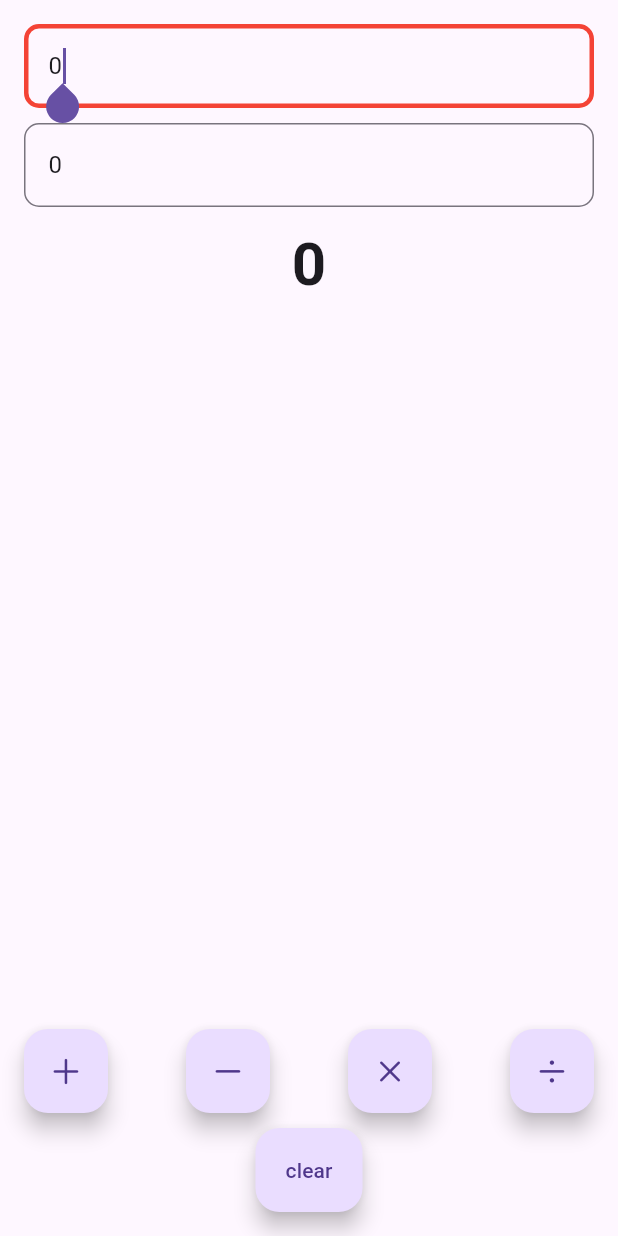
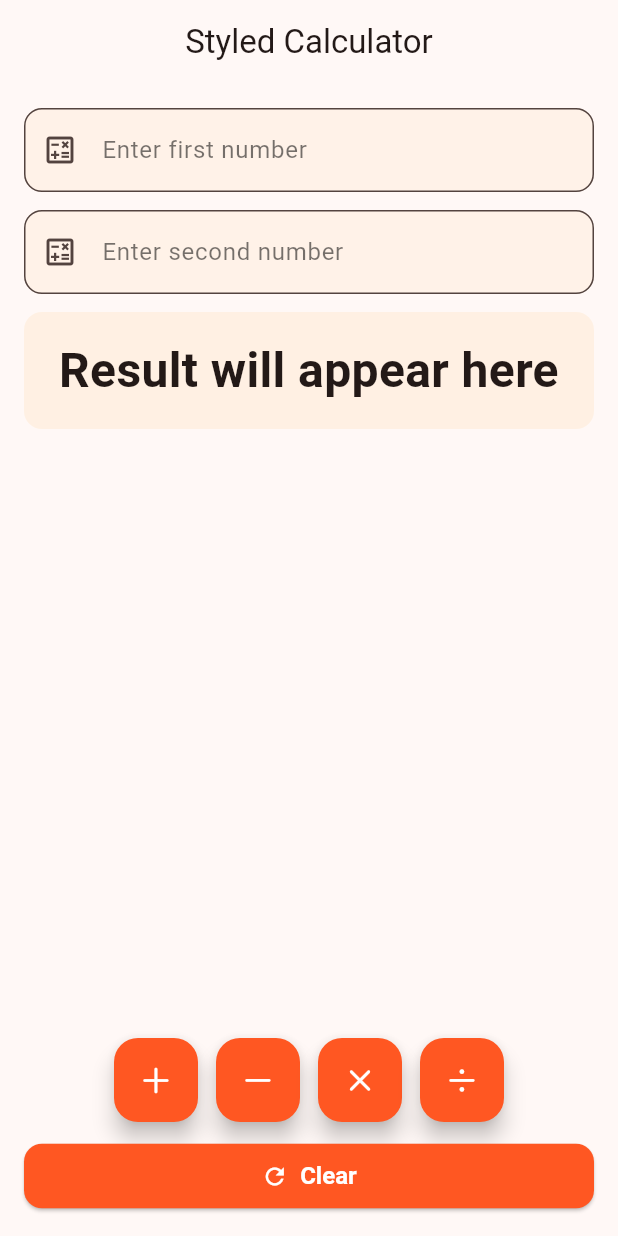
Before and after one commit to santanudas042002/Calculator, a Flutter app: the screen it shows after launch, on a phone screen of 412 x 824 dp. Run offline on Flutter 3.47's test engine with Material 3 defaults, Android fonts, the phone set to English and light mode, and no system bars.

Commit message:
Basic Calculator

```diff
--- a/lib/View/calculator_view.dart
+++ b/lib/View/calculator_view.dart
@@ -9,103 +9,82 @@ class CalculatorView extends StatefulWidget {
 }
 
 class _CalculatorViewState extends State<CalculatorView> {
-  int x = 0;
-  int y = 0;
-  num z = 0;
-
   final displayOneController = TextEditingController();
   final displayTwoController = TextEditingController();
+  num? result;
 
   @override
-  void initState() {
-    super.initState();
-    displayOneController.text = x.toString();
-    displayTwoController.text = y.toString();
+  void dispose() {
+    displayOneController.dispose();
+    displayTwoController.dispose();
+    super.dispose();
+  }
+
+  num _parse(String v) => num.tryParse(v.trim()) ?? 0;
+
+  void _compute(num Function(num a, num b) op) {
+    final a = _parse(displayOneController.text);
+    final b = _parse(displayTwoController.text);
+    setState(() => result = op(a, b));
   }
 
   @override
   Widget build(BuildContext context) {
+    final gap = const SizedBox(height: 12);
+
     return Padding(
-      padding: const EdgeInsets.all(16.0),
+      padding: const EdgeInsets.all(16),
       child: Column(
         children: [
           CalculatorDisplay(
-            hint: "Enter first number",
+            hint: 'Enter first number',
             controller: displayOneController,
           ),
-          SizedBox(height: 10),
+          gap,
           CalculatorDisplay(
-            hint: "Enter second number",
+            hint: 'Enter second number',
             controller: displayTwoController,
           ),
-          SizedBox(height: 10),
-
-          Text(
-            z.toString(),
-            style: TextStyle(fontSize: 40, fontWeight: FontWeight.bold),
+          gap,
+          Container(
+            width: double.infinity,
+            padding: const EdgeInsets.all(16),
+            decoration: BoxDecoration(
+              color: Colors.orange.withOpacity(0.08),
+              borderRadius: BorderRadius.circular(12),
+            ),
+            child: Text(
+              result == null ? 'Result will appear here' : '$result',
+              textAlign: TextAlign.center,
+              style: const TextStyle(
+                fontSize: 32,
+                fontWeight: FontWeight.bold,
+              ),
+            ),
           ),
-
-          Spacer(),
-          Row(
-            mainAxisAlignment: MainAxisAlignment.spaceBetween,
+          const Spacer(),
+          Wrap(
+            spacing: 12,
+            runSpacing: 12,
             children: [
-              FloatingActionButton(
-                onPressed: () {
-                  setState(() {
-                    z =
-                        num.tryParse(displayOneController.text)! +
-                        num.tryParse(displayTwoController.text)!;
-                  });
-                },
-                child: Icon(CupertinoIcons.add),
-              ),
-
-              FloatingActionButton(
-                onPressed: () {
-                  setState(() {
-                    z =
-                        num.tryParse(displayOneController.text)! -
-                        num.tryParse(displayTwoController.text)!;
-                  });
-                },
-                child: Icon(CupertinoIcons.minus),
-              ),
-
-              FloatingActionButton(
-                onPressed: () {
-                  setState(() {
-                    z =
-                        num.tryParse(displayOneController.text)! *
-                        num.tryParse(displayTwoController.text)!;
-                  });
-                },
-                child: Icon(CupertinoIcons.multiply),
-              ),
-
-              FloatingActionButton(
-                onPressed: () {
-                  setState(() {
-                    z =
-                        num.tryParse(displayOneController.text)! /
-                        num.tryParse(displayTwoController.text)!;
-                  });
-                },
-                child: Icon(CupertinoIcons.divide),
-              ),
+              _CalcFab(icon: CupertinoIcons.add, onTap: () => _compute((a, b) => a + b)),
+              _CalcFab(icon: CupertinoIcons.minus, onTap: () => _compute((a, b) => a - b)),
+              _CalcFab(icon: CupertinoIcons.multiply, onTap: () => _compute((a, b) => a * b)),
+              _CalcFab(icon: CupertinoIcons.divide, onTap: () => _compute((a, b) => b == 0 ? 0 : a / b)),
             ],
           ),
-          const SizedBox(height: 10),
-          FloatingActionButton.extended(
-            onPressed: () {
-              setState(() {
-                x = 0;
-                y = 0;
-                z = 0;
+          gap,
+          SizedBox(
+            width: double.infinity,
+            child: ElevatedButton.icon(
+              onPressed: () {
                 displayOneController.clear();
                 displayTwoController.clear();
-              });
-            },
-            label: const Text("clear"),
+                setState(() => result = null);
+              },
+              icon: const Icon(Icons.refresh),
+              label: const Text('Clear'),
+            ),
           ),
         ],
       ),
@@ -113,14 +92,29 @@ class _CalculatorViewState extends State<CalculatorView> {
   }
 }
 
+class _CalcFab extends StatelessWidget {
+  const _CalcFab({required this.icon, required this.onTap});
+  final IconData icon;
+  final VoidCallback onTap;
+
+  @override
+  Widget build(BuildContext context) {
+    return FloatingActionButton(
+      heroTag: icon.codePoint,
+      onPressed: onTap,
+      child: Icon(icon),
+    );
+  }
+}
+
 class CalculatorDisplay extends StatelessWidget {
   const CalculatorDisplay({
     super.key,
-    this.hint = "Enter a number",
+    this.hint = 'Enter a number',
     required this.controller,
   });
 
-  final String? hint;
+  final String hint;
   final TextEditingController controller;
 
   @override
@@ -128,18 +122,9 @@ class CalculatorDisplay extends StatelessWidget {
     return TextField(
       controller: controller,
       keyboardType: TextInputType.number,
-      autofocus: true,
       decoration: InputDecoration(
-        border: OutlineInputBorder(
-          borderSide: BorderSide(color: Colors.red, width: 3.0),
-          // BorderRadius must be on OutlineInputBorder and use Radius
-          borderRadius: BorderRadius.all(Radius.circular(10)),
-        ),
-        focusedBorder: OutlineInputBorder(
-          borderSide: BorderSide(color: Colors.red, width: 3.0),
-          borderRadius: BorderRadius.all(Radius.circular(10)),
-        ),
         hintText: hint,
+        prefixIcon: const Icon(Icons.calculate_outlined),
       ),
     );
   }
--- a/lib/View/home_view.dart
+++ b/lib/View/home_view.dart
@@ -1,4 +1,4 @@
-import 'package:firstdemo/View/calculator_view.dart';
+import 'package:firstdemo/view/calculator_view.dart';
 import 'package:flutter/material.dart';
 
 class HomeView extends StatelessWidget {
@@ -7,8 +7,11 @@ class HomeView extends StatelessWidget {
   @override
   Widget build(BuildContext context) {
     return Scaffold(
-       body: SafeArea(
-         child: CalculatorView(),
-       ));
+      appBar: AppBar(
+        title: const Text('Styled Calculator'),
+        centerTitle: true,
+      ),
+      body: const SafeArea(child: CalculatorView()),
+    );
   }
 }
--- a/lib/app/app.dart
+++ b/lib/app/app.dart
@@ -1,15 +1,49 @@
-import 'package:firstdemo/View/home_view.dart';
+import 'package:firstdemo/view/home_view.dart';
 import 'package:flutter/material.dart';
 
-class Myapp extends StatelessWidget {
-  const Myapp({super.key});
+class MyApp extends StatelessWidget {
+  const MyApp({super.key});
 
   @override
   Widget build(BuildContext context) {
+    final theme = ThemeData(
+      colorScheme: ColorScheme.fromSeed(seedColor: Colors.deepOrange),
+      useMaterial3: true,
+      inputDecorationTheme: InputDecorationTheme(
+        filled: true,
+        fillColor: Colors.orange.withOpacity(0.06),
+        hintStyle: const TextStyle(color: Colors.black54),
+        border: OutlineInputBorder(
+          borderRadius: BorderRadius.circular(12),
+          borderSide: const BorderSide(color: Colors.deepOrange, width: 1.2),
+        ),
+        focusedBorder: OutlineInputBorder(
+          borderRadius: BorderRadius.circular(12),
+          borderSide: const BorderSide(color: Colors.deepOrange, width: 2),
+        ),
+      ),
+      elevatedButtonTheme: ElevatedButtonThemeData(
+        style: ElevatedButton.styleFrom(
+          backgroundColor: Colors.deepOrange,
+          foregroundColor: Colors.white,
+          shape:
+          RoundedRectangleBorder(borderRadius: BorderRadius.circular(12)),
+          padding: const EdgeInsets.symmetric(horizontal: 16, vertical: 12),
+          textStyle:
+          const TextStyle(fontWeight: FontWeight.w600, fontSize: 16),
+        ),
+      ),
+      floatingActionButtonTheme: const FloatingActionButtonThemeData(
+        backgroundColor: Colors.deepOrange,
+        foregroundColor: Colors.white,
+      ),
+    );
+
     return MaterialApp(
-      title: "flutter learn",
-      theme: ThemeData(primarySwatch: Colors.deepOrange),
-      home: HomeView(),
+      title: 'Flutter Learn',
+      theme: theme,
+      home: const HomeView(),
+      debugShowCheckedModeBanner: false,
     );
   }
 }
--- a/lib/main.dart
+++ b/lib/main.dart
@@ -1,8 +1,6 @@
-
 import 'package:firstdemo/app/app.dart';
 import 'package:flutter/material.dart';
 
-void main(){
-runApp(const Myapp());
-
+void main() {
+  runApp(const MyApp());
 }
```
Also changed, not shown: 1 other file.
